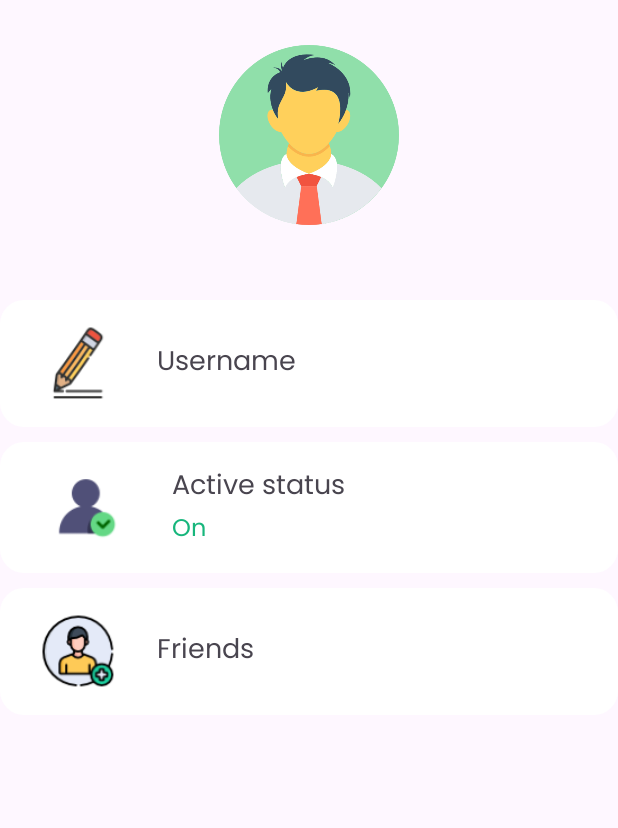
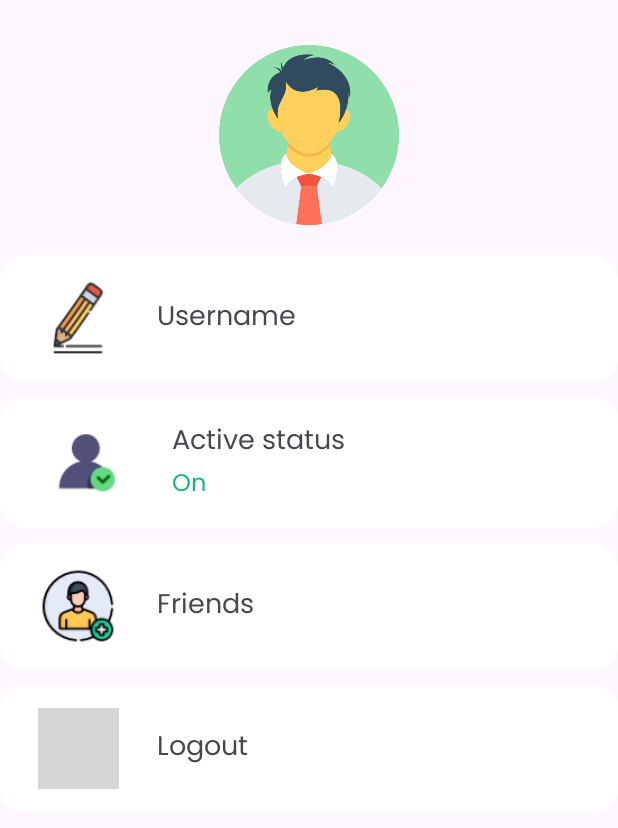
Before and after one commit to dhia619/Android-messaging-App, an Android app: the fragment profileFragment shown on its own in the app's theme, on a phone screen of 412 x 824 dp. Shown: the top 828 px of the screen. Run offline under Robolectric (Android 15) with nearby library versions, the phone set to English and light mode, and no system bars; our stand-ins replace Firebase (no records; nobody signed in at launch, a user with empty details on screens opened directly); grey boxes are pictures that could not be loaded.

Commit message:
adding functionalities : logout , reset password , change username

```diff
--- a/app/src/main/AndroidManifest.xml
+++ b/app/src/main/AndroidManifest.xml
@@ -12,6 +12,12 @@
         android:supportsRtl="true"
         android:theme="@style/Theme.Messenger"
         tools:targetApi="31">
+        <activity
+            android:name=".ChangeOnlineStatusActivity"
+            android:exported="false" />
+        <activity
+            android:name=".ChangeUsernameActivity"
+            android:exported="false" />
         <activity
             android:name=".ThirdForgotPasswordActivity"
             android:exported="false" />
--- a/app/src/main/java/com/example/messenger/ImageHandling.java
+++ b/app/src/main/java/com/example/messenger/ImageHandling.java
@@ -8,7 +8,8 @@ import java.io.InputStream;
 
 public class ImageHandling {
 
-    public byte[] convertInputStreamToByteArray(InputStream inputStream) throws IOException {
+    // Helper method to convert input stream to byte array
+    static byte[] getBytes(InputStream inputStream) throws IOException {
         ByteArrayOutputStream byteBuffer = new ByteArrayOutputStream();
         int bufferSize = 1024;
         byte[] buffer = new byte[bufferSize];
--- a/app/src/main/java/com/example/messenger/discussionsFragment.java
+++ b/app/src/main/java/com/example/messenger/discussionsFragment.java
@@ -48,8 +48,6 @@ public class discussionsFragment extends Fragment {
         mUsers = new ArrayList<>();
 
         readUsers();
-
-
         return view;
     }
 
--- a/app/src/main/java/com/example/messenger/profileFragment.java
+++ b/app/src/main/java/com/example/messenger/profileFragment.java
@@ -10,6 +10,7 @@ import android.view.LayoutInflater;
 import android.view.View;
 import android.view.ViewGroup;
 import android.widget.ImageView;
+import android.widget.LinearLayout;
 import android.widget.Toast;
 
 import androidx.annotation.NonNull;
@@ -30,6 +31,12 @@ public class profileFragment extends Fragment {
     @Override
     public View onCreateView(LayoutInflater inflater, ViewGroup container, Bundle savedInstanceState) {
         View view = inflater.inflate(R.layout.fragment_profile, container, false);
+
+        LinearLayout usernameLay = view.findViewById(R.id.usernameLayout);
+        LinearLayout statusLay = view.findViewById(R.id.statusLayout);
+        LinearLayout friendsLay = view.findViewById(R.id.friendsLayout);
+        LinearLayout logoutLay = view.findViewById(R.id.logoutLayout);
+
         // Initialize intent
         Intent intent = getActivity().getIntent();
         Bundle bundle = getArguments();
@@ -41,7 +48,6 @@ public class profileFragment extends Fragment {
                 userId = user.getId();
             }
         }
-        Toast.makeText(getContext(), userId, Toast.LENGTH_SHORT).show();
         if (userId != "") {
             usersRef = FirebaseDatabase.getInstance("https://messaging-app-d78bd-default-rtdb.europe-west1.firebasedatabase.app/")
                     .getReference("users").child(userId);
@@ -55,7 +61,7 @@ public class profileFragment extends Fragment {
                         if (profileImage == null || profileImage.isEmpty()) {
                             // If profile image is null or empty, set default image
                             profile_Image.setImageResource(R.mipmap.ic_default_avatar_round);
-                            Toast.makeText(getContext(), "No profile image found", Toast.LENGTH_SHORT).show();
+                            //Toast.makeText(getContext(), "No profile image found", Toast.LENGTH_SHORT).show();
                         } else {
                             // Load profile image from base64 string
                             byte[] image_data = ImageHandling.getImageBytesFromBase64(profileImage);
@@ -63,16 +69,16 @@ public class profileFragment extends Fragment {
                                 Bitmap bitmap = BitmapFactory.decodeByteArray(image_data, 0, image_data.length);
                                 if (bitmap != null) {
                                     profile_Image.setImageBitmap(bitmap);
-                                    Toast.makeText(getContext(), "Profile image loaded successfully", Toast.LENGTH_SHORT).show();
+                                    //Toast.makeText(getContext(), "Profile image loaded successfully", Toast.LENGTH_SHORT).show();
                                 } else {
-                                    Toast.makeText(getContext(), "Failed to decode profile image", Toast.LENGTH_SHORT).show();
+                                    //Toast.makeText(getContext(), "Failed to decode profile image", Toast.LENGTH_SHORT).show();
                                 }
                             } else {
-                                Toast.makeText(getContext(), "Failed to retrieve profile image data", Toast.LENGTH_SHORT).show();
+                                //Toast.makeText(getContext(), "Failed to retrieve profile image data", Toast.LENGTH_SHORT).show();
                             }
                         }
                     } else {
-                        Toast.makeText(getContext(), "Failed to retrieve user data from Firebase", Toast.LENGTH_SHORT).show();
+                        //Toast.makeText(getContext(), "Failed to retrieve user data from Firebase", Toast.LENGTH_SHORT).show();
                     }
                 }
 
@@ -85,6 +91,40 @@ public class profileFragment extends Fragment {
             // Handle the case when userId is null
             Log.e("Fragment", "User ID is null");
         }
+
+        statusLay.setOnClickListener(new View.OnClickListener() {
+            @Override
+            public void onClick(View v) {
+                Intent intent = new Intent(getContext(),ChangeOnlineStatusActivity.class);
+                startActivity(intent);
+            }
+        });
+
+        friendsLay.setOnClickListener(new View.OnClickListener() {
+            @Override
+            public void onClick(View v) {
+                Intent intent = new Intent(getContext(),FriendsActivity.class);
+                startActivity(intent);
+            }
+        });
+
+        usernameLay.setOnClickListener(new View.OnClickListener() {
+            @Override
+            public void onClick(View v) {
+                Intent intent = new Intent(getContext(),ChangeUsernameActivity.class);
+                startActivity(intent);
+            }
+        });
+
+        logoutLay.setOnClickListener(new View.OnClickListener() {
+            @Override
+            public void onClick(View v) {
+                Intent intent = new Intent(getContext(),LoginActivity.class);
+                startActivity(intent);
+            }
+        });
+
         return view;
     }
+
 }
--- a/app/src/main/res/layout/fragment_profile.xml
+++ b/app/src/main/res/layout/fragment_profile.xml
@@ -28,9 +28,10 @@
                 android:contentDescription="@string/profile_image"
                 />
             <LinearLayout
+                android:id="@+id/usernameLayout"
                 android:layout_width="match_parent"
                 android:layout_height="wrap_content"
-                android:layout_marginTop="50dp"
+                android:layout_marginTop="20dp"
                 android:background="@drawable/rounded_item"
                 android:padding="15dp">
                 <ImageView
@@ -51,6 +52,7 @@
                     android:layout_marginStart="25dp"/>
             </LinearLayout>
             <LinearLayout
+                android:id="@+id/statusLayout"
                 android:layout_width="match_parent"
                 android:layout_height="wrap_content"
                 android:layout_marginTop="10dp"
@@ -88,6 +90,7 @@
                 </LinearLayout>
             </LinearLayout>
             <LinearLayout
+                android:id="@+id/friendsLayout"
                 android:layout_width="match_parent"
                 android:layout_height="wrap_content"
                 android:layout_marginTop="10dp"
@@ -110,7 +113,30 @@
                     android:textSize="18sp"
                     android:layout_marginStart="25dp"/>
             </LinearLayout>
+            <LinearLayout
+                android:id="@+id/logoutLayout"
+                android:layout_width="match_parent"
+                android:layout_height="wrap_content"
+                android:layout_marginTop="10dp"
+                android:background="@drawable/rounded_item"
+                android:padding="15dp">
+                <ImageView
+                    android:layout_width="54dp"
+                    android:layout_height="54dp"
+                    android:src="@mipmap/logout"
+                    android:layout_marginStart="10dp"
+                    android:contentDescription="@string/friends"
+                    />
 
+                <TextView
+                    android:layout_width="wrap_content"
+                    android:layout_height="match_parent"
+                    android:fontFamily="@font/poppins"
+                    android:text="@string/logout"
+                    android:gravity="center_vertical"
+                    android:textSize="18sp"
+                    android:layout_marginStart="25dp"/>
+            </LinearLayout>
         </LinearLayout>
     </ScrollView>
 
--- a/app/src/main/res/layout/testsignup.xml
+++ /dev/null
@@ -1,6 +0,0 @@
-<?xml version="1.0" encoding="utf-8"?>
-<androidx.constraintlayout.widget.ConstraintLayout xmlns:android="http://schemas.android.com/apk/res/android"
-    android:layout_width="match_parent"
-    android:layout_height="match_parent">
-
-</androidx.constraintlayout.widget.ConstraintLayout>
--- a/app/src/main/res/values/strings.xml
+++ b/app/src/main/res/values/strings.xml
@@ -48,5 +48,9 @@
     <string name="not_received">have not received the code ?</string>
     <string name="resend">Resend</string>
     <string name="hint_input_msg">Type message here</string>
+    <string name="changeOnStatus">By changing your online status to Off your friends will no longer see you online</string>
+    <string name="change_username">Change Username</string>
+    <string name="new_username">New username</string>
+    <string name="logout">Logout</string>
 
 </resources>
```
Also changed, not shown: app/src/main/java/adapter/UserAdapter.java (+0 -17 lines), app/src/main/java/com/example/messenger/ChangeOnlineStatusActivity.java (added, +25 -0 lines), app/src/main/java/com/example/messenger/ChangeUsernameActivity.java (added, +124 -0 lines), app/src/main/java/com/example/messenger/MainForgotPasswordActivity.java (+23 -2 lines), app/src/main/java/com/example/messenger/MessagingActivity.java (+12 -8 lines), app/src/main/java/com/example/messenger/SignUpActivity.java (+1 -13 lines), app/src/main/res/layout/activity_change_online_status.xml (added, +46 -0 lines), app/src/main/res/layout/activity_change_username.xml (added, +68 -0 lines).
